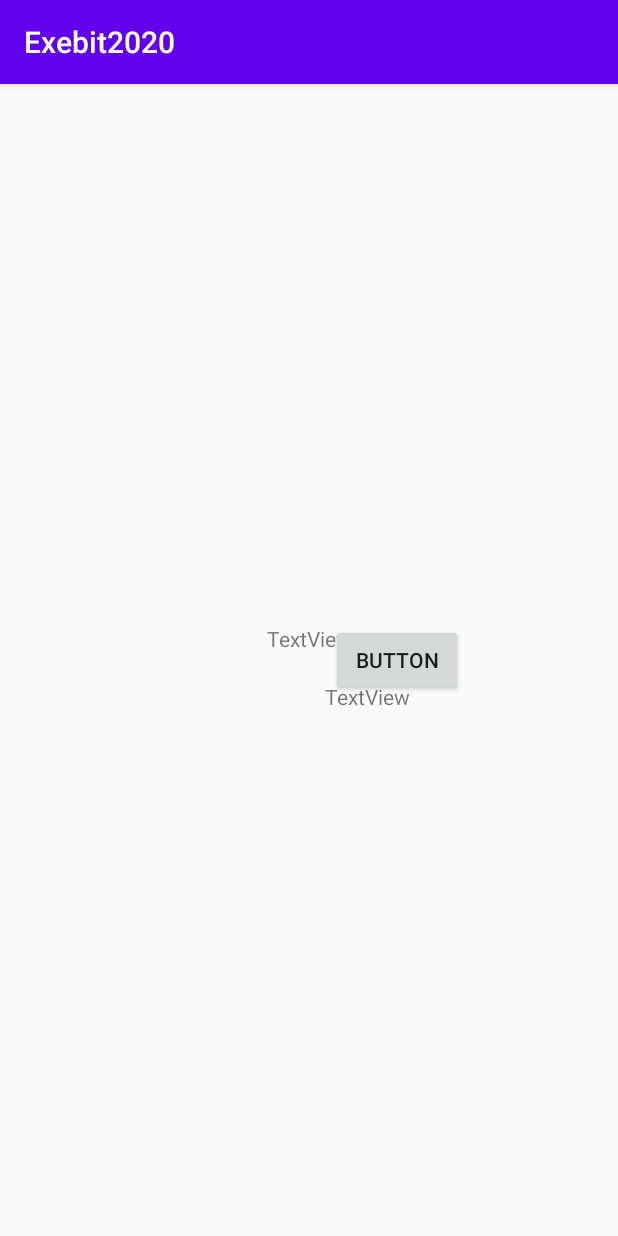
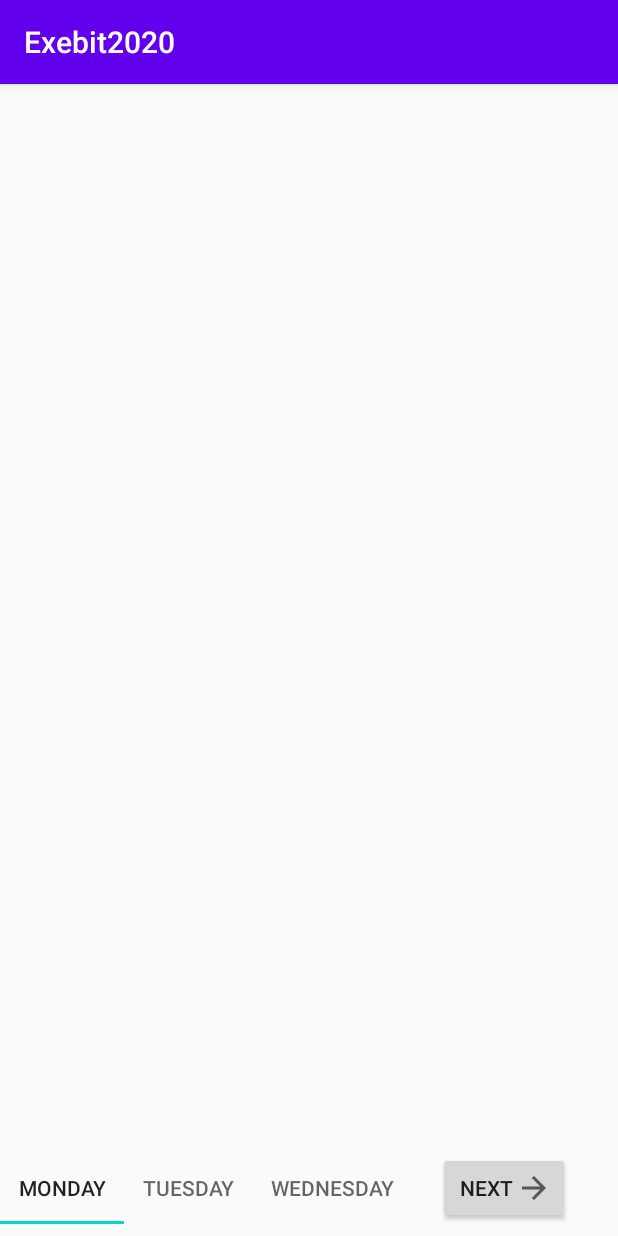
Before and after one commit to cybercoder-naj/Exebit2020, an Android app: the screen it shows after launch (MainActivity), on a phone screen of 412 x 824 dp. Run offline under Robolectric (Android 15) with nearby library versions, the phone set to English and light mode, and no system bars.

Commit message:
Rearranged packages

```diff
--- a/app/src/main/AndroidManifest.xml
+++ b/app/src/main/AndroidManifest.xml
@@ -9,7 +9,7 @@
         android:roundIcon="@mipmap/ic_launcher_round"
         android:supportsRtl="true"
         android:theme="@style/AppTheme">
-        <activity android:name=".MainActivity">
+        <activity android:name=".ui.activities.MainActivity">
             <intent-filter>
                 <action android:name="android.intent.action.MAIN" />
 
--- a/app/src/main/java/com/sxcs/exebit2020/MainActivity.kt
+++ b/app/src/main/java/com/sxcs/exebit2020/ui/activities/MainActivity.kt
@@ -1,13 +1,14 @@
-package com.sxcs.exebit2020
+package com.sxcs.exebit2020.ui.activities
 
 import androidx.appcompat.app.AppCompatActivity
 import android.os.Bundle
+import com.sxcs.exebit2020.R
 
 class MainActivity : AppCompatActivity() {
     override fun onCreate(savedInstanceState: Bundle?) {
         super.onCreate(savedInstanceState)
         setContentView(R.layout.activity_main)
 
-        //Hey! Testing
+
     }
 }
--- /dev/null
+++ b/app/src/main/java/com/sxcs/exebit2020/ui/onboarding/OnBoardingItem.kt
@@ -0,0 +1,3 @@
+package com.sxcs.exebit2020.ui.onboarding
+
+data class OnBoardingItem(val title: String, val description: String, val imageResId: Int)
--- /dev/null
+++ b/app/src/main/java/com/sxcs/exebit2020/ui/onboarding/OnBoardingViewPagerAdapter.kt
@@ -0,0 +1 @@
+package com.sxcs.exebit2020.ui.onboarding
--- /dev/null
+++ b/app/src/main/res/drawable/ic_baseline_arrow_forward_24.xml
@@ -0,0 +1,10 @@
+<vector xmlns:android="http://schemas.android.com/apk/res/android"
+    android:width="24dp"
+    android:height="24dp"
+    android:viewportWidth="24"
+    android:viewportHeight="24"
+    android:tint="?attr/colorControlNormal">
+  <path
+      android:fillColor="@android:color/white"
+      android:pathData="M12,4l-1.41,1.41L16.17,11H4v2h12.17l-5.58,5.59L12,20l8,-8z"/>
+</vector>
--- a/app/src/main/res/layout/activity_main.xml
+++ b/app/src/main/res/layout/activity_main.xml
@@ -3,38 +3,54 @@
     android:layout_height="match_parent"
     xmlns:android="http://schemas.android.com/apk/res/android" android:layout_width="match_parent">
 
+    <androidx.viewpager.widget.ViewPager
+        android:layout_width="0dp"
+        android:layout_height="0dp"
+        app:layout_constraintBottom_toTopOf="@+id/tabLayout"
+        app:layout_constraintEnd_toEndOf="parent"
+        app:layout_constraintHorizontal_bias="0.498"
+        app:layout_constraintStart_toStartOf="parent"
+        app:layout_constraintTop_toTopOf="parent"
+        android:layout_margin="16dp"/>
 
-    <TextView
-        android:id="@+id/textView"
-        android:layout_width="wrap_content"
-        android:layout_height="wrap_content"
-        android:text="TextView"
-        app:layout_constraintBottom_toBottomOf="@+id/button"
-        app:layout_constraintEnd_toEndOf="parent"
-        app:layout_constraintHorizontal_bias="0.609"
-        app:layout_constraintStart_toStartOf="parent"
-        app:layout_constraintTop_toBottomOf="@+id/button"
-        app:layout_constraintVertical_bias="0.0" />
-
-    <TextView
-        android:id="@+id/textView2"
-        android:layout_width="wrap_content"
-        android:layout_height="wrap_content"
-        android:text="TextView"
-        app:layout_constraintBottom_toBottomOf="@+id/textView"
-        app:layout_constraintEnd_toEndOf="parent"
-        app:layout_constraintStart_toStartOf="parent"
-        app:layout_constraintTop_toTopOf="@+id/button"
-        app:layout_constraintVertical_bias="0.0" />
+    <!--TODO Set color of button-->
+    <!-- TODO Replace this with NeumorphButton. Fuck external library -->
 
     <Button
         android:id="@+id/button"
-        android:layout_width="88dp"
+        android:drawableEnd="@drawable/ic_baseline_arrow_forward_24"
+        android:layout_width="wrap_content"
         android:layout_height="wrap_content"
-        android:text="Button"
+        android:layout_marginEnd="32dp"
+        android:layout_marginBottom="8dp"
+        android:text="@string/next"
         app:layout_constraintBottom_toBottomOf="parent"
-        app:layout_constraintEnd_toEndOf="parent"
-        app:layout_constraintHorizontal_bias="0.681"
+        app:layout_constraintEnd_toEndOf="parent" />
+
+    <com.google.android.material.tabs.TabLayout
+        android:id="@+id/tabLayout"
+        android:layout_width="wrap_content"
+        android:layout_height="wrap_content"
+        app:layout_constraintBottom_toBottomOf="@+id/button"
+        app:layout_constraintEnd_toStartOf="@+id/button"
+        app:layout_constraintHorizontal_bias="0.0"
         app:layout_constraintStart_toStartOf="parent"
-        app:layout_constraintTop_toTopOf="parent" />
+        app:layout_constraintTop_toTopOf="@+id/button">
+
+        <com.google.android.material.tabs.TabItem
+            android:layout_width="wrap_content"
+            android:layout_height="wrap_content"
+            android:text="Monday" />
+
+        <com.google.android.material.tabs.TabItem
+            android:layout_width="wrap_content"
+            android:layout_height="wrap_content"
+            android:text="Tuesday" />
+
+        <com.google.android.material.tabs.TabItem
+            android:layout_width="wrap_content"
+            android:layout_height="wrap_content"
+            android:text="Wednesday" />
+    </com.google.android.material.tabs.TabLayout>
+
 </androidx.constraintlayout.widget.ConstraintLayout>
--- a/app/src/main/res/values/strings.xml
+++ b/app/src/main/res/values/strings.xml
@@ -1,3 +1,4 @@
 <resources>
     <string name="app_name">Exebit2020</string>
+    <string name="next">Next</string>
 </resources>
```
Also changed, not shown: app/build.gradle (+6 -2 lines), app/src/main/res/layout/layout_onboarding.xml (added, +50 -0 lines).
